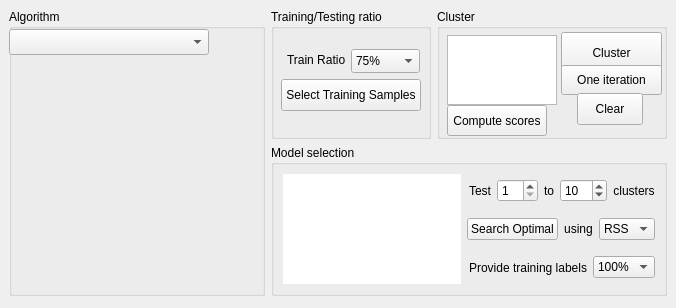
The window that MLDemos/optsCluster.ui (b4silio/MLDemos) describes before a commit, drawn with Qt 5.
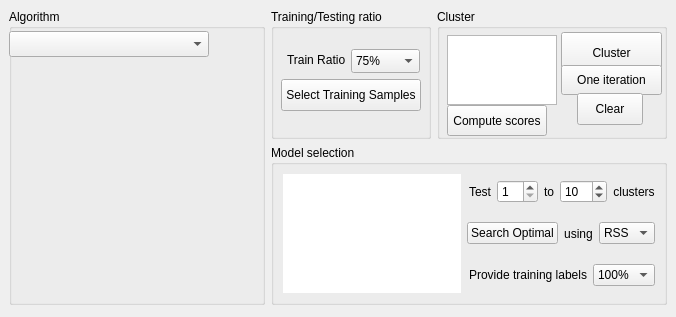
The same window after the commit.

The edit to the form file:
```diff
--- a/MLDemos/optsCluster.ui
+++ b/MLDemos/optsCluster.ui
@@ -7,7 +7,7 @@
     <x>0</x>
     <y>0</y>
     <width>676</width>
-    <height>308</height>
+    <height>317</height>
    </rect>
   </property>
   <property name="sizePolicy">
@@ -187,7 +187,7 @@
          <property name="geometry">
           <rect>
            <x>0</x>
-           <y>20</y>
+           <y>22</y>
            <width>200</width>
            <height>26</height>
           </rect>
```
